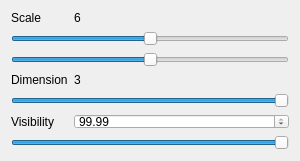
This is AdenitaCoreSE/form/SEAdenitaVisualModelProperties.ui in edellano/Adenita-SAMSON-Edition as Qt 5 draws it before an edit. The edited form follows.
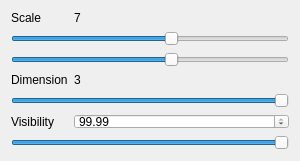
This is the edited form.

Commit message: minor ui change. started working on display of properties

Patch:
```diff
--- a/AdenitaCoreSE/form/SEAdenitaVisualModelProperties.ui
+++ b/AdenitaCoreSE/form/SEAdenitaVisualModelProperties.ui
@@ -32,7 +32,7 @@
      <item row="0" column="1">
       <widget class="QLabel" name="lblScale">
        <property name="text">
-        <string>6</string>
+        <string>7</string>
        </property>
       </widget>
      </item>
@@ -42,7 +42,7 @@
         <number>12</number>
        </property>
        <property name="value">
-        <number>6</number>
+        <number>7</number>
        </property>
        <property name="orientation">
         <enum>Qt::Horizontal</enum>
@@ -61,10 +61,10 @@
         <number>10</number>
        </property>
        <property name="value">
-        <number>60</number>
+        <number>70</number>
        </property>
        <property name="sliderPosition">
-        <number>60</number>
+        <number>70</number>
        </property>
        <property name="orientation">
         <enum>Qt::Horizontal</enum>
```
The commit also changes 1 other file.
